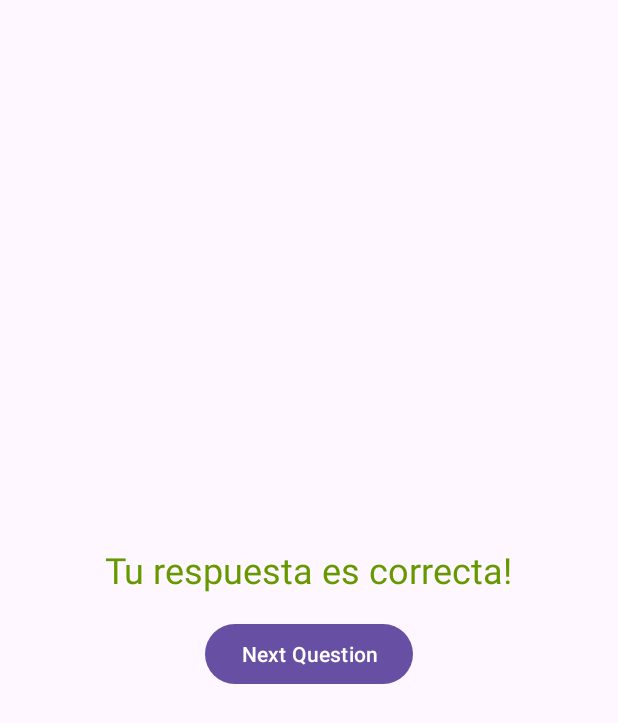
After one commit to maferpinazocode/Parcial_PDM, an Android app: the AnswerFragment screen opened through its navigation route, on a phone screen of 412 x 824 dp. The commit adds this screen. Shown: the top 723 px of the screen. Run offline under Robolectric (Android 15) with nearby library versions, the phone set to English and light mode, and no system bars.

Commit message:
Now we have created the AnswerFragment, which contains feedback text to display whether the participant answered the question correctly or not. At the same time we have a Next Question button, wich are controlling with the NavController to navigate from the AnsweredFragment ack to the QuestionFragment. In the layout, we simply display a message for now indicating that the answer was correct. We also finished configuring the navigation.xml for the actions betwen each fragment.

```diff
--- /dev/null
+++ b/AppParcial/app/src/main/java/com/example/questionsanswers/AnswerFragment.kt
@@ -0,0 +1,24 @@
+package com.example.questionsanswers
+
+import android.os.Bundle
+import androidx.fragment.app.Fragment
+import android.view.View
+import android.widget.Button
+import android.widget.TextView
+import androidx.navigation.fragment.findNavController
+
+
+class AnswerFragment : Fragment(R.layout.fragment_answer) {
+    override fun onViewCreated(view: View, savedInstanceState: Bundle?) {
+        super.onViewCreated(view, savedInstanceState)
+
+        val feedbackTextView: TextView = view.findViewById(R.id.feedbackTextView)
+        val nextQuestionButton: Button = view.findViewById(R.id.nextQuestionButton)
+
+        feedbackTextView.text = "Tu respuesta es correcta!"
+
+        nextQuestionButton.setOnClickListener {
+            findNavController().navigate(R.id.action_answerFragment_to_questionFragment)
+        }
+    }
+}
--- /dev/null
+++ b/AppParcial/app/src/main/res/layout/fragment_answer.xml
@@ -0,0 +1,24 @@
+<?xml version="1.0" encoding="utf-8"?>
+<LinearLayout xmlns:android="http://schemas.android.com/apk/res/android"
+    android:orientation="vertical"
+    android:layout_width="match_parent"
+    android:layout_height="match_parent"
+    android:gravity="center"
+    android:padding="16dp">
+
+    <TextView
+        android:id="@+id/feedbackTextView"
+        android:layout_width="wrap_content"
+        android:layout_height="wrap_content"
+        android:text="@string/correct_text"
+        android:textSize="24sp"
+        android:textAlignment="center"
+        android:textColor="@android:color/holo_green_dark" />
+
+    <Button
+        android:id="@+id/nextQuestionButton"
+        android:layout_width="wrap_content"
+        android:layout_height="wrap_content"
+        android:text="@string/next_question_text"
+        android:layout_marginTop="16dp" />
+</LinearLayout>
--- a/AppParcial/app/src/main/res/navigation/navigation.xml
+++ b/AppParcial/app/src/main/res/navigation/navigation.xml
@@ -14,5 +14,23 @@
             app:destination="@id/questionFragment" />
     </fragment>
 
+    <fragment
+        android:id="@+id/questionFragment"
+        android:name="com.example.questionsanswers.QuestionFragment"
+        android:label="Question"
+        tools:layout="@layout/fragment_question">
+        <action
+            android:id="@+id/action_questionFragment_to_answerFragment"
+            app:destination="@id/answerFragment" />
+    </fragment>
 
+    <fragment
+        android:id="@+id/answerFragment"
+        android:name="com.example.questionsanswers.AnswerFragment"
+        android:label="Answer"
+        tools:layout="@layout/fragment_answer" >
+        <action
+            android:id="@+id/action_answerFragment_to_questionFragment"
+            app:destination="@id/questionFragment" />
+    </fragment>
 </navigation>
--- a/AppParcial/app/src/main/res/values/strings.xml
+++ b/AppParcial/app/src/main/res/values/strings.xml
@@ -8,4 +8,6 @@
     <string name="first_option">Option 1</string>
     <string name="second_option">Option 2</string>
     <string name="next_text">Next</string>
+    <string name="correct_text">Correct!</string>
+    <string name="next_question_text">Next Question </string>
 </resources>
```
